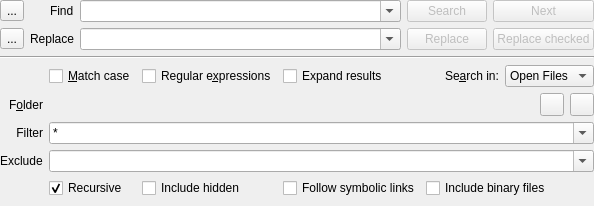
Qt form addons/search/search.ui (KDE/kate) before a commit.
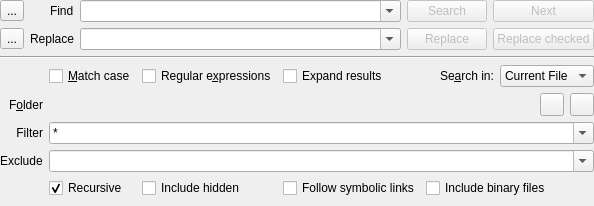
The same form after that commit. Custom widgets are drawn as their Qt base class.

Commit message:
Add "Current File" option to the search place combo-box
Use an enum for the search-place indexes to make it easier to read.

```diff
--- a/addons/search/search.ui
+++ b/addons/search/search.ui
@@ -298,6 +298,11 @@
             </item>
             <item>
              <widget class="KComboBox" name="searchPlaceCombo">
+             <item>
+             <property name="text">
+             <string>Current File</string>
+             </property>
+             </item>
               <item>
                <property name="text">
                 <string>Open Files</string>
```
Lines whose indentation alone changed are shown as unchanged. The commit also changes 2 other files.
